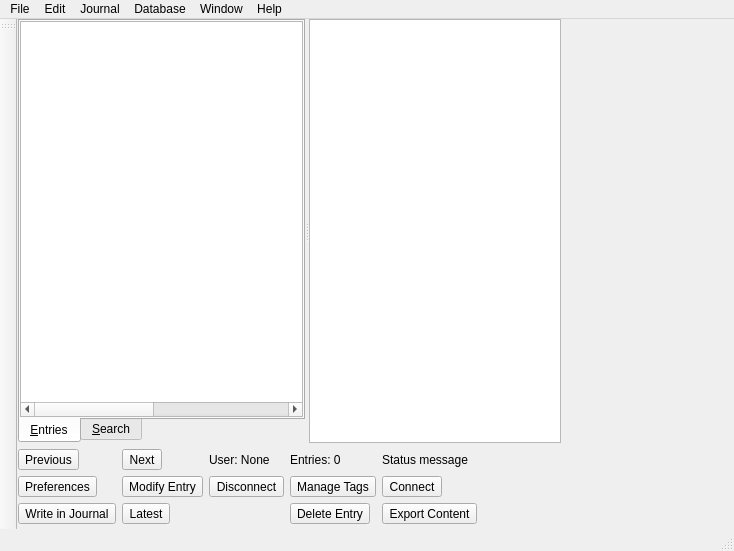
Qt form ui/mainwindow.ui (pwizard2/robojournal) before a commit.
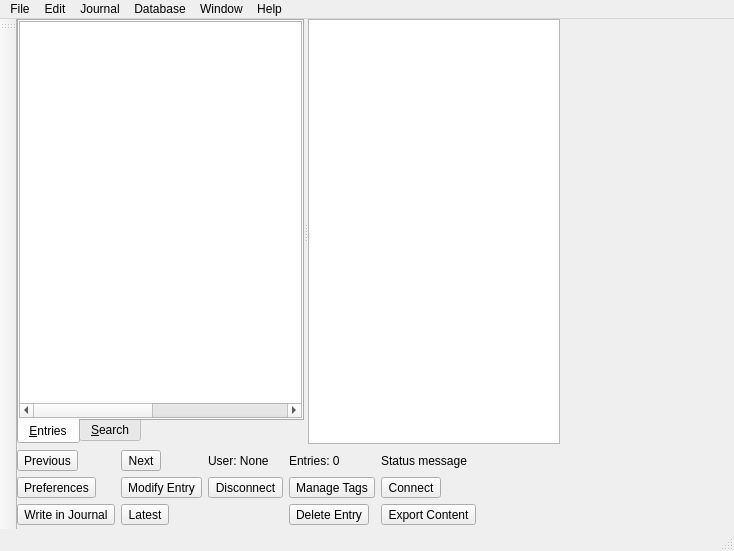
The same form after that commit. Icons and pictures are not drawn.

Commit message: tightened up the layout even more

Patch:
```diff
--- a/ui/mainwindow.ui
+++ b/ui/mainwindow.ui
@@ -19,18 +19,9 @@
   </property>
   <widget class="QWidget" name="centralWidget">
    <layout class="QGridLayout" name="gridLayout">
-    <property name="leftMargin">
-     <number>1</number>
-    </property>
-    <property name="topMargin">
+    <property name="margin">
      <number>0</number>
     </property>
-    <property name="rightMargin">
-     <number>1</number>
-    </property>
-    <property name="bottomMargin">
-     <number>1</number>
-    </property>
     <item row="2" column="0">
      <widget class="QToolButton" name="LastEntry">
       <property name="toolTip">
```
The commit also changes 2 other files.
